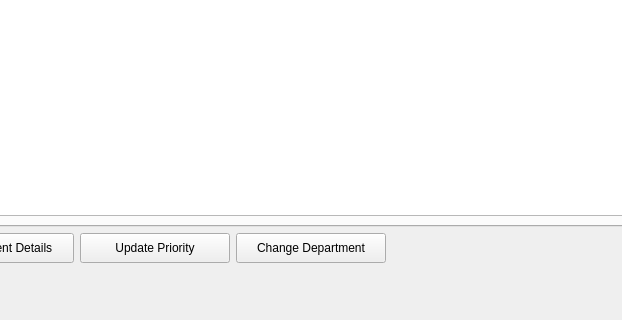
Before: the Qt Designer form ER_Department_Flow/nurseinterface.ui in CSEN-174-W25/csen-174-emergency-department-flow-optimization, drawn with Qt 5; both pictures show x 85 to 707 and y 448 to 768 of the 1024 by 768 pixel window.
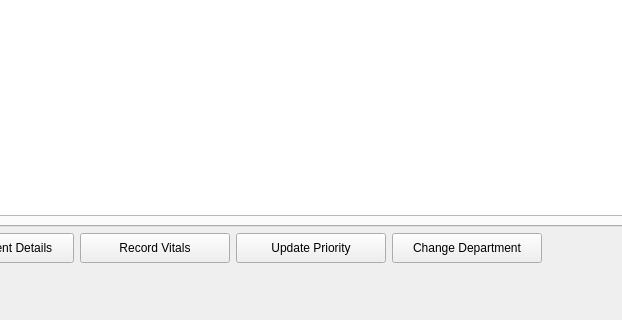
After: the same form once the commit is applied. The open tabs and pages were chosen to show the change.

Commit message: Patient Vitals

The edit to the form file:
```diff
--- a/ER_Department_Flow/nurseinterface.ui
+++ b/ER_Department_Flow/nurseinterface.ui
@@ -113,6 +113,19 @@
         </property>
        </widget>
       </item>
+      <item>
+       <widget class="QPushButton" name="recordVitalsButton">
+        <property name="minimumSize">
+         <size>
+          <width>150</width>
+          <height>30</height>
+         </size>
+        </property>
+        <property name="text">
+         <string>Record Vitals</string>
+        </property>
+       </widget>
+      </item>
       <item>
        <widget class="QPushButton" name="updatePriorityButton">
         <property name="minimumSize">
```
Left out of the diff: 11 changed lines with no effect on the pictures. The commit also changes 2485 other files.
